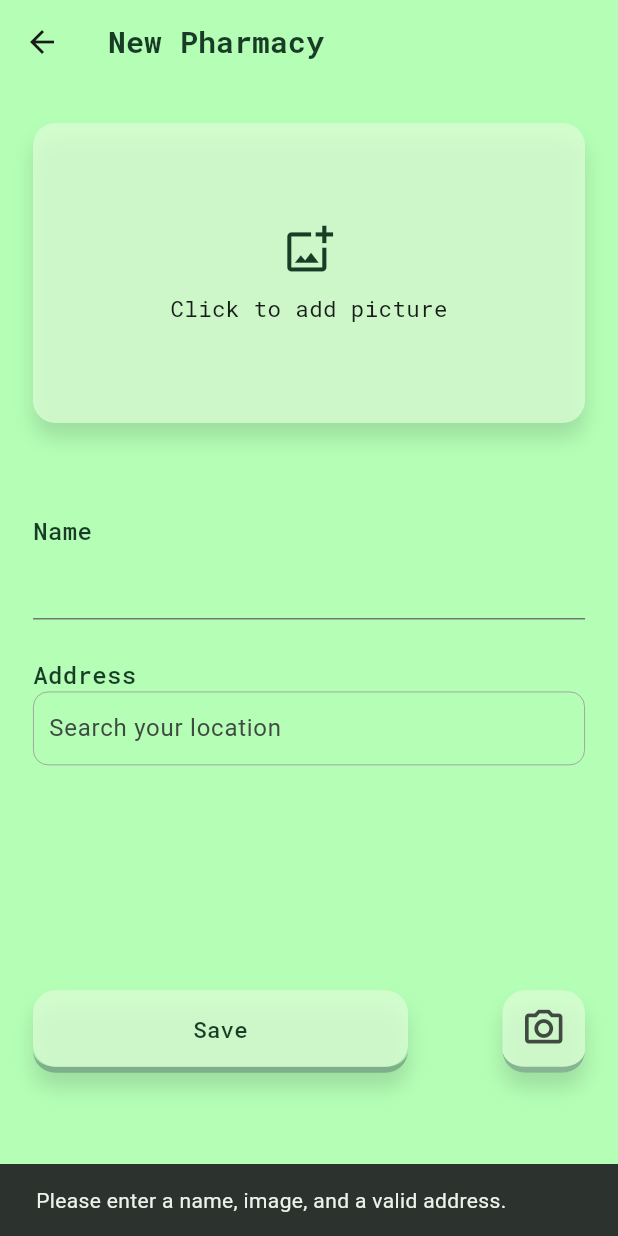
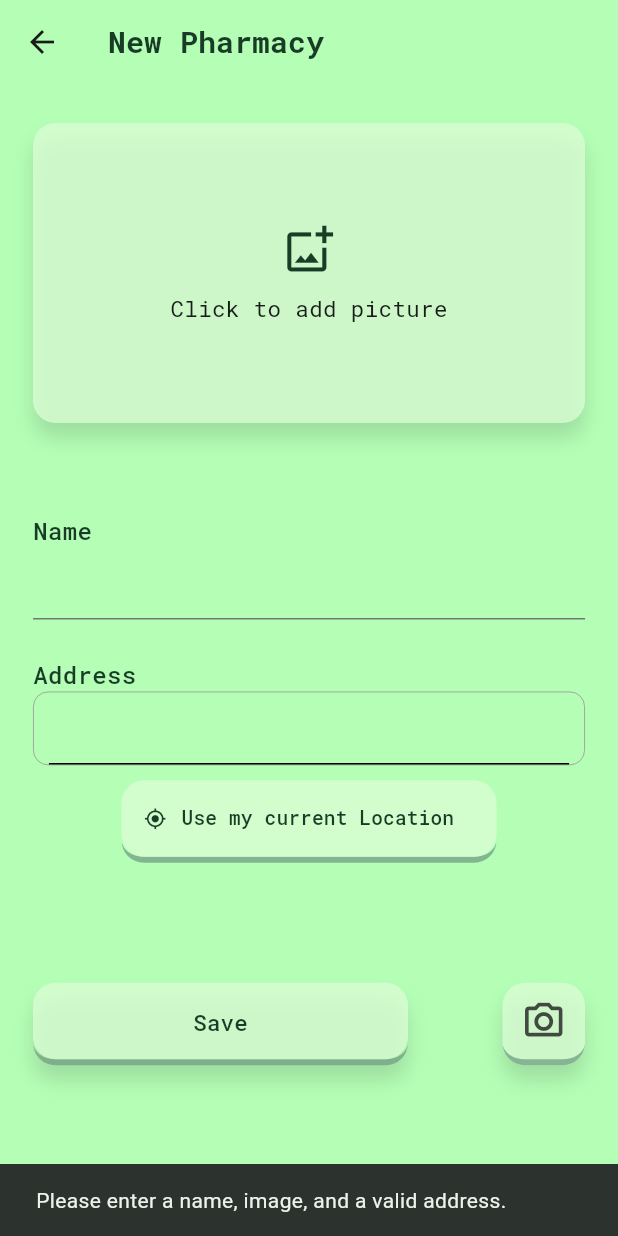
Before and after one commit to Daniel-Ricardo-Simao-Projects/CMU-pharmacist, a Flutter app: the AddPharmacyPage screen opened directly, after a tap on "Save", on a phone screen of 412 x 824 dp. Run offline on Flutter 3.47's test engine with Material 3 defaults, Android fonts, the phone set to English and light mode, and no system bars; drawn by our look-alikes of google_places_flutter; our stand-ins replace dio, flutter_cache_manager, geocoding, geolocator, google_maps_flutter, image_picker and 2 more; accounts and stored records are empty; project files that could hold a hidden picture were left out.

Commit message:
Add Use current location button to add pharmacy page (no behavior yet)

```diff
--- a/flutter_frontend/lib/pages/add_pharmacy_page.dart
+++ b/flutter_frontend/lib/pages/add_pharmacy_page.dart
@@ -63,7 +63,7 @@ class _AddPharmacyPageState extends State<AddPharmacyPage> {
           _nameField(),
           const SizedBox(height: 25),
           _addressField(),
-          const SizedBox(height: 150),
+          const SizedBox(height: 80),
           bottomButtons(),
         ],
       ),
@@ -98,38 +98,7 @@ class _AddPharmacyPageState extends State<AddPharmacyPage> {
               elevation: 0,
             ),
             onPressed: () {
-              if (_name.isEmpty || _image == null || _address.isEmpty) {
-                ScaffoldMessenger.of(context).showSnackBar(
-                  const SnackBar(
-                    content: Text('Please enter a name, image, and a valid address.'),
-                    //backgroundColor: Colors.red,
-                  ),
-                );
-              } else {
-                savePharmacy(_name, _address, _image!);
-                // clear the fields
-                _name = '';
-                _image = null;
-                _address = '';
-                // Show a dialog
-                showDialog(
-                  context: context,
-                  builder: (BuildContext context) {
-                    return AlertDialog(
-                      title: const Text('Operation Successful'),
-                      content: const Text('The pharmacy has been created successfully.'),
-                      actions: <Widget>[
-                        TextButton(
-                          child: const Text('Close'),
-                          onPressed: () {
-                            Navigator.of(context).pop();
-                          },
-                        ),
-                      ],
-                    );
-                  },
-                );
-              }
+              submitNewPharmacy();
             },
             child: const Text(
               'Save',
@@ -173,6 +142,41 @@ class _AddPharmacyPageState extends State<AddPharmacyPage> {
     );
   }
 
+  void submitNewPharmacy() {
+    if (_name.isEmpty || _image == null || _address.isEmpty) {
+      ScaffoldMessenger.of(context).showSnackBar(
+        const SnackBar(
+          content: Text('Please enter a name, image, and a valid address.'),
+          //backgroundColor: Colors.red,
+        ),
+      );
+    } else {
+      savePharmacy(_name, _address, _image!);
+      // clear the fields
+      _name = '';
+      _image = null;
+      _address = '';
+      // Show a dialog
+      showDialog(
+        context: context,
+        builder: (BuildContext context) {
+          return AlertDialog(
+            title: const Text('Operation Successful'),
+            content: const Text('The pharmacy has been created successfully.'),
+            actions: <Widget>[
+              TextButton(
+                child: const Text('Close'),
+                onPressed: () {
+                  Navigator.of(context).pop();
+                },
+              ),
+            ],
+          );
+        },
+      );
+    }
+  }
+
   Column _addressField() {
     return Column(
       crossAxisAlignment: CrossAxisAlignment.start,
@@ -192,8 +196,7 @@ class _AddPharmacyPageState extends State<AddPharmacyPage> {
           googleAPIKey: apiKey,
           inputDecoration: const InputDecoration(
             border: UnderlineInputBorder(),
-            hintText: "Search your location",
-            enabledBorder: InputBorder.none,
+            enabledBorder: UnderlineInputBorder(),
           ),
           debounceTime: 400,
           countries: const ["pt"],
@@ -227,8 +230,50 @@ class _AddPharmacyPageState extends State<AddPharmacyPage> {
               ),
             );
           },
+          isCrossBtnShown: true,
+        ),
+        const SizedBox(height: 10),
+        Center(
+          child: Container(
+            width: 250,
+            height: 55,
+            decoration: BoxDecoration(
+              borderRadius: BorderRadius.circular(15),
+              border: const Border(bottom: BorderSide(color: primaryBorderColor, width: 4)),
+            ),
+            child: ElevatedButton(
+              style: ElevatedButton.styleFrom(
+                backgroundColor: primaryColor,
+                padding: const EdgeInsets.all(15),
+                shape: RoundedRectangleBorder(
+                  borderRadius: BorderRadius.circular(15),
+                ),
+                elevation: 0,
+              ),
+              onPressed: () {
 
-          isCrossBtnShown: true,
+              },
+              child: const Row(
+                children: [
+                  Icon(
+                    Icons.my_location,
+                    color: textColor,
+                    size: 15,
+                  ),
+                  SizedBox(width: 10),
+                  Text(
+                    'Use my current Location',
+                    style: TextStyle(
+                      fontFamily: 'RobotoMono',
+                      fontSize: 13,
+                      fontVariations: [FontVariation('wght', 500)],
+                      color: textColor,
+                    ),
+                  ),
+                ],
+              ),
+            ),
+          ),
         ),
       ],
     );
```
